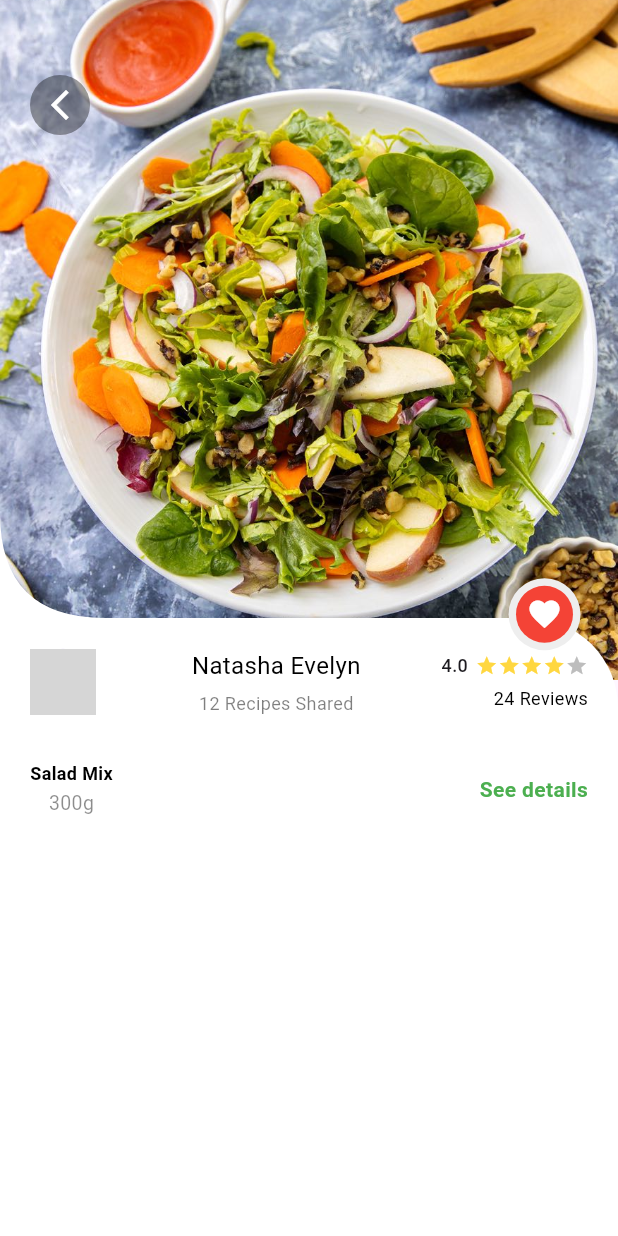
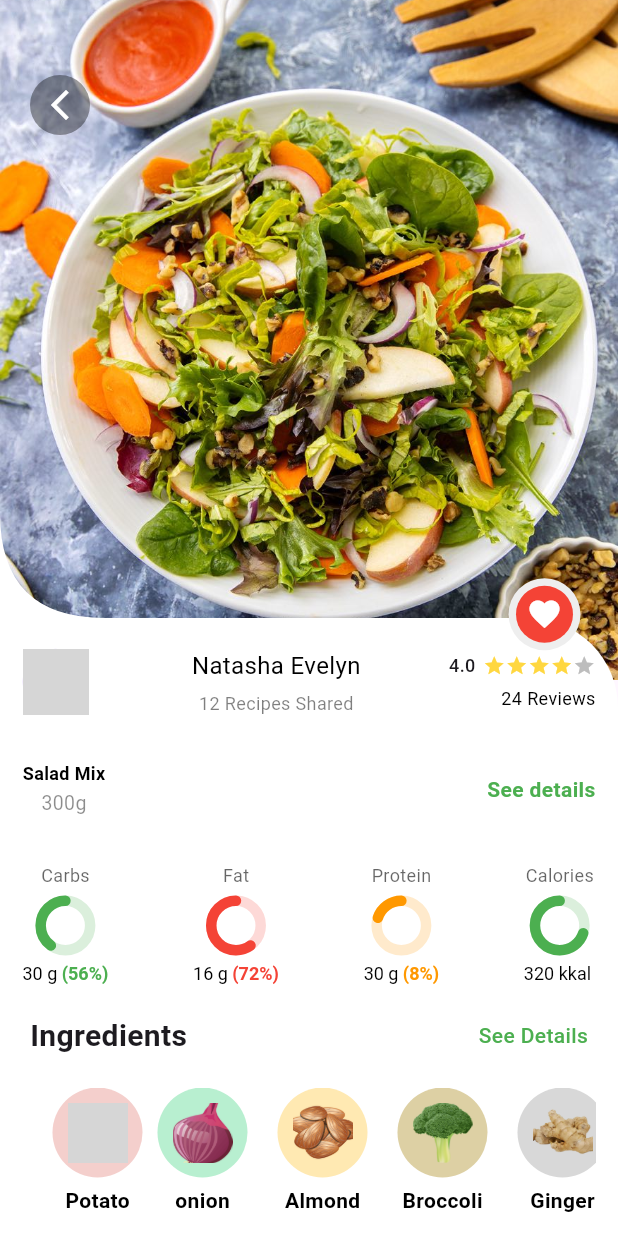
Before and after one commit to Awaizkazi/ui_practices, a Flutter app: the ItemsDetailScreen screen opened directly with sample values from the repository, on a phone screen of 412 x 824 dp. Run offline on Flutter 3.47's test engine with Material 3 defaults, Android fonts, the phone set to English and light mode, and no system bars; drawn by our look-alikes of flutter_rating_bar, percent_indicator; network calls fail; grey boxes are pictures that could not be loaded.

Commit message:
Complete Food Recipe App

```diff
--- /dev/null
+++ b/dataconnect/dataconnect.yaml
@@ -0,0 +1,13 @@
+specVersion: "v1"
+serviceId: "uipractices"
+location: "us-east4"
+schema:
+  source: "./schema"
+  datasource:
+    postgresql:
+      database: "fdcdb"
+      cloudSql:
+        instanceId: "uipractices-fdc"
+        # schemaValidation: "STRICT"     # STRICT mode makes Postgres schema match Data Connect exactly.
+        # schemaValidation: "COMPATIBLE" # COMPATIBLE mode makes Postgres schema compatible with Data Connect.
+connectorDirs: []
--- a/lib/Food Recipe App/views/items_detail_screen.dart
+++ b/lib/Food Recipe App/views/items_detail_screen.dart
@@ -1,5 +1,7 @@
 import 'package:flutter/material.dart';
 import 'package:flutter_rating_bar/flutter_rating_bar.dart';
+import 'package:percent_indicator/circular_percent_indicator.dart';
+import 'package:ui_practices/Food%20Recipe%20App/models/ingredients.dart';
 import 'package:ui_practices/Food%20Recipe%20App/models/recipe_model.dart';
 
 class ItemsDetailScreen extends StatefulWidget {
@@ -53,7 +55,7 @@ class _ItemsDetailScreenState extends State<ItemsDetailScreen> {
                   ),
                   color: Colors.white,
                 ),
-                padding: EdgeInsets.symmetric(horizontal: 20),
+                padding: EdgeInsets.symmetric(horizontal: 15),
                 child: Column(
                   crossAxisAlignment: CrossAxisAlignment.start,
                   children: [
@@ -134,7 +136,7 @@ class _ItemsDetailScreenState extends State<ItemsDetailScreen> {
                         Column(
                           children: [
                             Text(
-                              "${widget.recipeItems.name}",
+                              widget.recipeItems.name,
                               style: TextStyle(
                                 fontSize: 12,
                                 fontWeight: FontWeight.w600,
@@ -164,8 +166,44 @@ class _ItemsDetailScreenState extends State<ItemsDetailScreen> {
                     SizedBox(height: 30),
                     Row(
                       mainAxisAlignment: MainAxisAlignment.spaceBetween,
-                      children: [],
+                      children: [
+                        MyProgressIndicatorValue(
+                          name: 'Carbs',
+                          amount: "${widget.recipeItems.carb} g",
+                          percentage: "(56%)",
+                          color: Colors.green,
+                          data: 0.4,
+                        ),
+                        MyProgressIndicatorValue(
+                          name: 'Fat',
+                          amount: "${widget.recipeItems.fat} g",
+                          percentage: "(72%)",
+                          color: Colors.red,
+                          data: 0.6,
+                        ),
+                        MyProgressIndicatorValue(
+                          name: 'Protein',
+                          amount: "${widget.recipeItems.carb} g",
+                          percentage: "(8%)",
+                          color: Colors.orange,
+                          data: 0.2,
+                        ),
+                        MyProgressIndicatorValue(
+                          color: Colors.green,
+                          name: 'Calories',
+                          amount: '${widget.recipeItems.calorie} kkal',
+                          percentage: "",
+                          data: 0.7,
+                        ),
+                      ],
                     ),
+                    SizedBox(height: 20),
+                    rowSectionDivider(
+                      leftText: 'Ingredients',
+                      rightText: 'See Details',
+                    ),
+                    SizedBox(height: 20),
+                    ingredientsItems(),
                   ],
                 ),
               ),
@@ -201,27 +239,62 @@ class _ItemsDetailScreenState extends State<ItemsDetailScreen> {
       ),
     );
   }
+}
 
-  // 🔵 Popular Text Row
-  Padding rowSectionDivider(String leftText, String rightText) {
-    return Padding(
-      padding: const EdgeInsets.symmetric(horizontal: 20),
-      child: Row(
-        mainAxisAlignment: MainAxisAlignment.spaceBetween,
-        children: [
-          Text(
-            leftText,
-            style: TextStyle(fontSize: 20, fontWeight: FontWeight.bold),
+class MyProgressIndicatorValue extends StatelessWidget {
+  final String? name, amount;
+  final String percentage;
+  final Color color;
+  final double data;
+  const MyProgressIndicatorValue({
+    super.key,
+    required this.name,
+    required this.amount,
+    required this.percentage,
+    required this.color,
+    required this.data,
+  });
+
+  @override
+  Widget build(BuildContext context) {
+    return CircularPercentIndicator(
+      radius: 20,
+      circularStrokeCap: CircularStrokeCap.round,
+      percent: data,
+      lineWidth: 7,
+      reverse: true,
+      backgroundColor: color.withOpacity(0.2),
+      animation: true,
+      animationDuration: 500,
+      restartAnimation: true,
+      progressColor: color,
+      header: Padding(
+        padding: const EdgeInsets.only(bottom: 5),
+        child: Text(
+          name!,
+          style: TextStyle(color: Colors.black.withOpacity(0.6), fontSize: 12),
+        ),
+      ),
+      footer: Padding(
+        padding: const EdgeInsets.only(top: 5),
+        child: RichText(
+          text: TextSpan(
+            children: [
+              TextSpan(
+                text: '$amount ',
+                style: const TextStyle(color: Colors.black, fontSize: 12),
+              ),
+              TextSpan(
+                text: percentage,
+                style: TextStyle(
+                  color: color,
+                  fontWeight: FontWeight.bold,
+                  fontSize: 12,
+                ),
+              ),
+            ],
           ),
-          Text(
-            rightText,
-            style: TextStyle(
-              fontSize: 14,
-              fontWeight: FontWeight.w500,
-              color: Colors.green,
-            ),
-          ),
-        ],
+        ),
       ),
     );
   }
@@ -241,3 +314,66 @@ class MyClipper extends CustomClipper<Path> {
   @override
   bool shouldReclip(covariant CustomClipper<Path> oldClipper) => false;
 }
+
+// 🔵 Popular Text Row
+Padding rowSectionDivider({String? leftText, String? rightText}) {
+  return Padding(
+    padding: const EdgeInsets.symmetric(horizontal: 5),
+    child: Row(
+      mainAxisAlignment: MainAxisAlignment.spaceBetween,
+      children: [
+        Text(
+          leftText!,
+          style: TextStyle(fontSize: 20, fontWeight: FontWeight.bold),
+        ),
+        Text(
+          rightText ?? '',
+          style: TextStyle(
+            fontSize: 14,
+            fontWeight: FontWeight.w500,
+            color: Colors.green,
+          ),
+        ),
+      ],
+    ),
+  );
+}
+
+SingleChildScrollView ingredientsItems() {
+  return SingleChildScrollView(
+    scrollDirection: Axis.horizontal,
+    child: Row(
+      children: List.generate(
+        ingredients.length,
+        (index) => Padding(
+          padding: index == 0
+              ? EdgeInsetsGeometry.only(left: 20, right: 10)
+              : EdgeInsetsGeometry.only(right: 20),
+          child: Column(
+            children: [
+              CircleAvatar(
+                radius: 30,
+                backgroundColor: ingredients[index].color,
+                child: Image.asset(
+                  ingredients[index].image,
+                  fit: BoxFit.cover,
+                  height: 40,
+                  width: 40,
+                ),
+              ),
+              SizedBox(height: 5),
+              Text(
+                ingredients[index].name,
+                style: TextStyle(
+                  fontSize: 14,
+                  fontWeight: FontWeight.bold,
+                  color: Colors.black,
+                ),
+              ),
+            ],
+          ),
+        ),
+      ),
+    ),
+  );
+}
--- a/lib/main.dart
+++ b/lib/main.dart
@@ -2,6 +2,7 @@ import 'package:flutter/material.dart';
 import 'package:ui_practices/Food%20Recipe%20App/views/recipe_onboarding.dart';
 
 void main() {
+
   runApp(const MyApp());
 }
 
```
Also changed, not shown: firebase.json (added), lib/Food Recipe App/views/home_screen_recipe.dart (indentation only), 4 other files.
